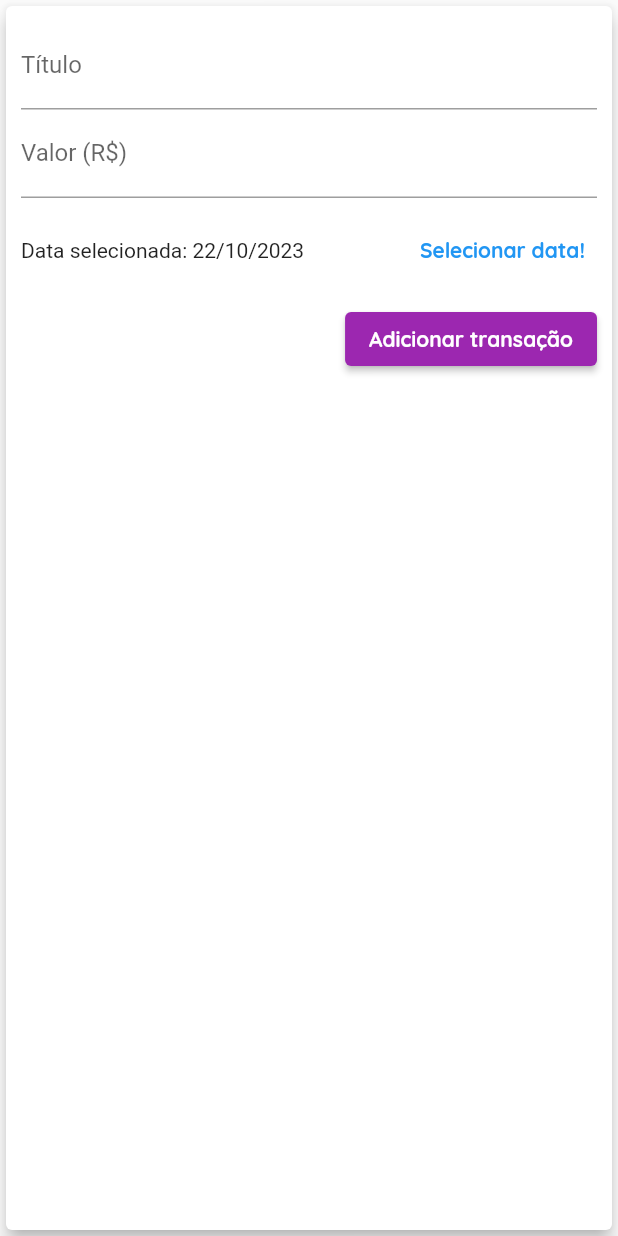
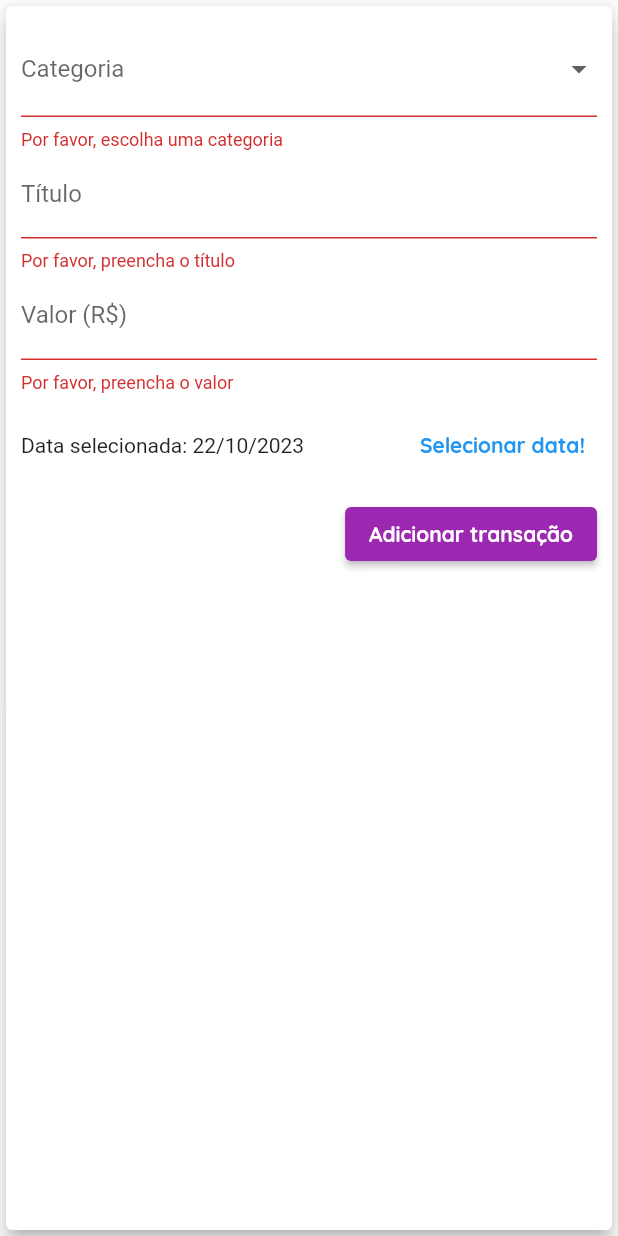
Before and after one commit to wanderleySilva-silva/avaliacao1_dispositivos_moveis2, a Flutter app: the TransactionForm widget shown alone on an empty page, opened directly with empty values, after a tap on "Adicionar transação", on a phone screen of 412 x 824 dp. Run offline on Flutter 3.47's test engine with Material 2 defaults, Android fonts, the phone set to English and light mode, and no system bars; missing offline and left inert: dart:js_interop.

Commit message:
Os Widgets DropdownButton e TextFormField foram adicionados ao projeto

```diff
--- a/expenses/lib/components/transaction_form.dart
+++ b/expenses/lib/components/transaction_form.dart
@@ -1,9 +1,11 @@
+import 'dart:js_interop';
 
 import 'package:flutter/material.dart';
 import 'package:intl/intl.dart';
 
 class TransactionForm extends StatefulWidget {
-  final void Function(String, double, DateTime) onSubmit;
+  final void Function(String, String, double, DateTime)
+      onSubmit; // String adicionada
 
   TransactionForm(this.onSubmit);
 
@@ -12,18 +14,22 @@ class TransactionForm extends StatefulWidget {
 }
 
 class _TransactionFormState extends State<TransactionForm> {
+  final _formKey = GlobalKey<FormState>(); // Linha adicionada
+  final _categoryController = TextEditingController(); // Linha adicionada
   final _titleController = TextEditingController();
   final _valueController = TextEditingController();
   DateTime _selectedDate = DateTime.now();
+  String _selectedCategory = "";
+  List<String> _categoryList = ['Entretenimento','Alimentação','Saúde','Outros'];
 
   _submitForm() {
+    if (_formKey.currentState != null && _formKey.currentState!.validate()) {
+      final category = _categoryController.text; // Linha adicionada
       final title = _titleController.text;
       final value = double.tryParse(_valueController.text) ?? 0.0;
-
-    if (title.isEmpty || value <= 0 || _selectedDate == null) {
-      return;
+      widget.onSubmit(
+          _selectedCategory, title, value, _selectedDate); // categoria adicionada
     }
-    widget.onSubmit(title, value, _selectedDate);
   }
 
   //Mostrar seletor de datas
@@ -49,22 +55,62 @@ class _TransactionFormState extends State<TransactionForm> {
       elevation: 5,
       child: Padding(
         padding: const EdgeInsets.all(10),
+        child: Form(
+          key: _formKey,
           child: Column(
             children: [
-            TextField(
+              DropdownButtonFormField<String>(
+                value: _selectedCategory.isEmpty ? null : _selectedCategory,
+                items: _categoryList.map((category) {
+                  return DropdownMenuItem<String>(
+                        value: category,
+                        child: Text(category),
+                      );
+                }).toList(),
+                onChanged: (String? value) {
+                  setState(() {
+                    _selectedCategory = value ?? '';
+                  });
+                },
+                decoration: InputDecoration(
+                  labelText: 'Categoria',
+                ),
+                validator: (value) {
+                  if (value == null || value.isEmpty) {
+                    return 'Por favor, escolha uma categoria';
+                  }
+                  return null;
+                },
+              ),
+              TextFormField(
                 controller: _titleController,
-              onSubmitted: (_) => _submitForm(),
+                onFieldSubmitted: (_) => _submitForm(),
                 decoration: InputDecoration(
                   labelText: 'Título',
                 ),
+                validator: (value) {
+                  if (value!.isEmpty) {
+                    return 'Por favor, preencha o título';
+                  }
+                  return null;
+                },
               ),
-            TextField(
+              TextFormField(
                 controller: _valueController,
                 keyboardType: TextInputType.numberWithOptions(decimal: true),
-              onSubmitted: (_) => _submitForm(),
+                onFieldSubmitted: (_) => _submitForm(),
                 decoration: InputDecoration(
-                labelText: 'Valor (R\$) ',
+                  labelText: 'Valor (R\$)',
                 ),
+                validator: (value) {
+                  if (value!.isEmpty) {
+                    return 'Por favor, preencha o valor';
+                  }
+                  if (double.tryParse(value) == null) {
+                    return 'Digite um valor numérico válido';
+                  }
+                  return null;
+                },
               ),
               Container(
                 height: 70,
@@ -105,6 +151,7 @@ class _TransactionFormState extends State<TransactionForm> {
             ],
           ),
         ),
+      ),
     );
   }
 }
--- a/expenses/lib/main.dart
+++ b/expenses/lib/main.dart
@@ -90,9 +90,10 @@ class _MyHomePageState extends State<MyHomePage> {
     }).toList();
   }
 
-  _addTransaction(String title, double value, DateTime date) {
+  _addTransaction(String categoria, String title, double value, DateTime date) {// String categoria adicinada
     final newTransaction = Transaction(
       Random().nextDouble().toString(),
+      categoria, // Linha adicionada
       title,
       value,
       date,
--- a/expenses/lib/models/transaction.dart
+++ b/expenses/lib/models/transaction.dart
@@ -2,9 +2,10 @@
 class Transaction {
 
   final String id;
+  final String category;
   final String title;
   final double value;
   final DateTime date;
 
-  Transaction(this.id, this.title, this.value, this.date);
+  Transaction(this.id, this.category, this.title, this.value, this.date);
 }
```
Also changed, not shown: expenses/lib/components/transaction_list.dart (+13 -4 lines). Lines whose indentation alone changed are shown as unchanged.
